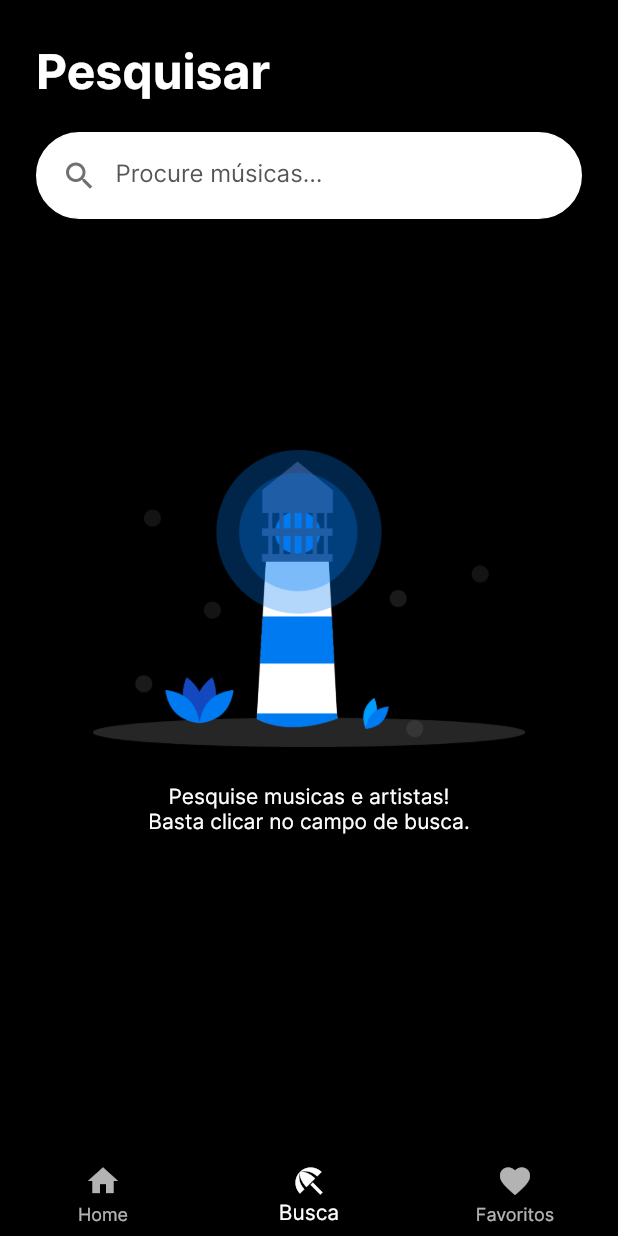
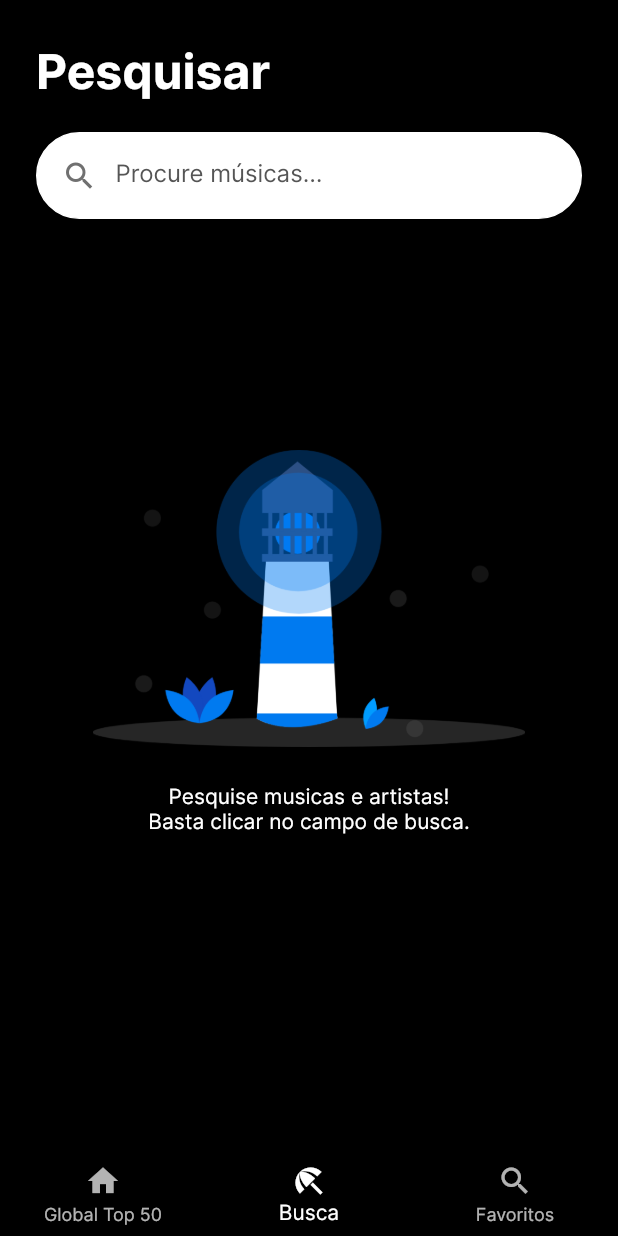
Before and after one commit to DavidGrunheidt/Dev-Mob-Desafio-Bridge, a Flutter app: the screen it shows after launch, item 2 of the bottom bar chosen, on a phone screen of 412 x 824 dp. Run offline on Flutter 3.47's test engine with Material 2 defaults, Android fonts, the phone set to English and light mode, and no system bars; our stand-ins replace audioplayers; network calls fail.

Commit message:
T1, T2 e T3 prontas!

```diff
--- a/Flutter/lib/api/endpoints.dart
+++ b/Flutter/lib/api/endpoints.dart
@@ -1,6 +1,6 @@
 abstract class Endpoints {
   static const _baseUrl = 'https://caio-musicplayer.builtwithdark.com/';
-  static const _email = 'candidato@bridge.ufsc.br';
+  static const _email = 'davidordine98@gmail.com';
 
   static String track(String id) {
     return '$_baseUrl/tracks/$id';
--- a/Flutter/lib/screens/home/home_screen.dart
+++ b/Flutter/lib/screens/home/home_screen.dart
@@ -25,9 +25,9 @@ class _HomeScreenState extends State<HomeScreen> {
           setState(() => tabIndex = index);
         },
         items: [
-          buildNavBarItem(Icons.home, 'Home'),
+          buildNavBarItem(Icons.home, 'Global Top 50'),
           buildNavBarItem(Icons.beach_access, 'Busca'),
-          buildNavBarItem(Icons.favorite, 'Favoritos'),
+          buildNavBarItem(Icons.search, 'Favoritos'),
         ],
       ),
     );
```
Also changed, not shown: 1 other file.
